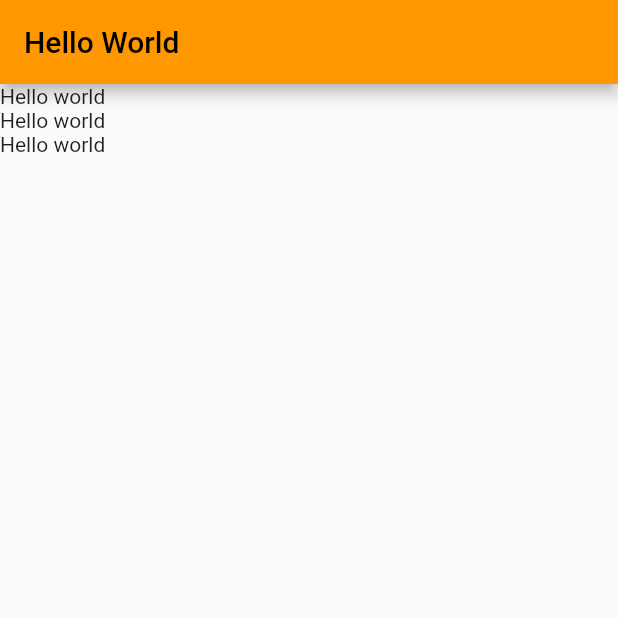
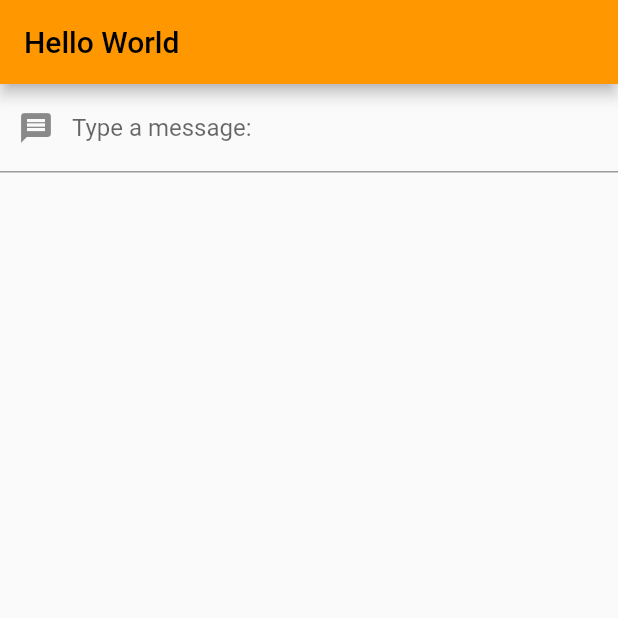
Before and after one commit to maximilianbarabas/flutter, a Flutter app: the screen it shows after launch, on a phone screen of 412 x 824 dp, the top half of it. Run offline on Flutter 3.47's test engine with Material 2 defaults, Android fonts, the phone set to English and light mode, and no system bars.

Commit message:
type some message on app field

```diff
--- a/homepagetest/lib/main.dart
+++ b/homepagetest/lib/main.dart
@@ -25,16 +25,23 @@ class MyHomePage extends StatelessWidget {
   @override
   Widget build(BuildContext context) {
     return Scaffold(
-        appBar: AppBar(title: Text('Hello World')),
-        body: Column(
-          children: <Widget>[TestWidget(), TestWidget(), TestWidget()],
-        ));
+        appBar: AppBar(title: Text('Hello World')), body: TextInputWidget());
   }
 }
 
-class TestWidget extends StatelessWidget {
+class TextInputWidget extends StatefulWidget {
+  const TextInputWidget({super.key});
+
+  @override
+  State<TextInputWidget> createState() => _TextInputWidgetState();
+}
+
+class _TextInputWidgetState extends State<TextInputWidget> {
   @override
   Widget build(BuildContext context) {
-    return Text('Hello world');
+    return TextField(
+      decoration: InputDecoration(
+          prefixIcon: Icon(Icons.message), labelText: "Type a message:"),
+    );
   }
 }
```
